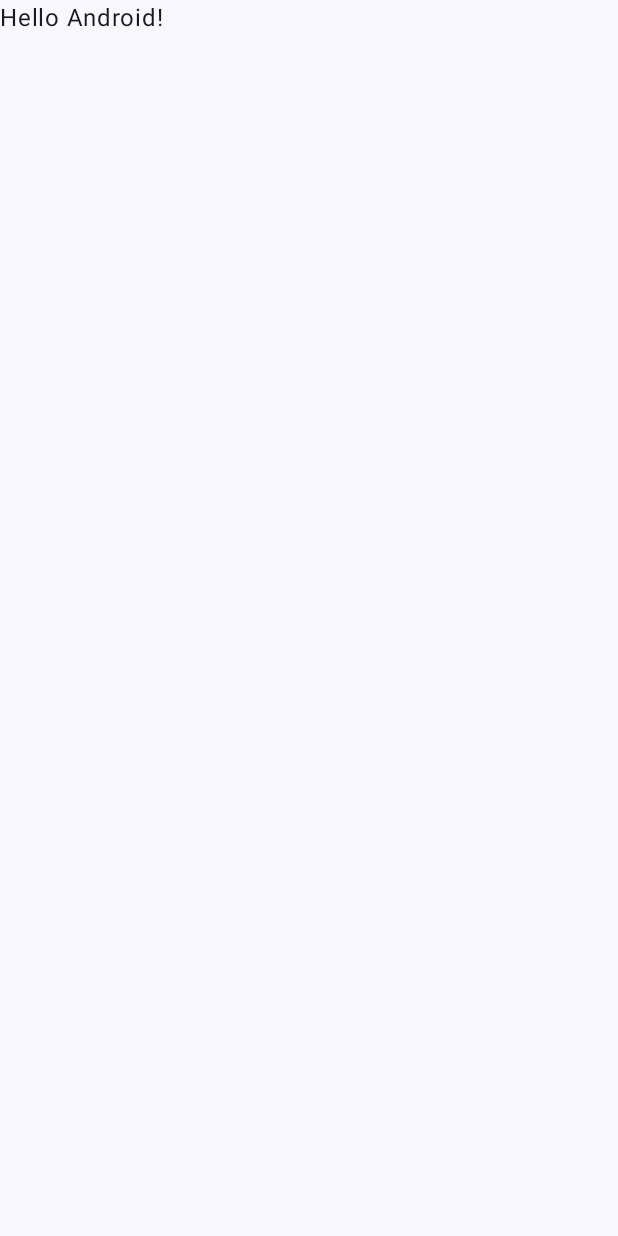
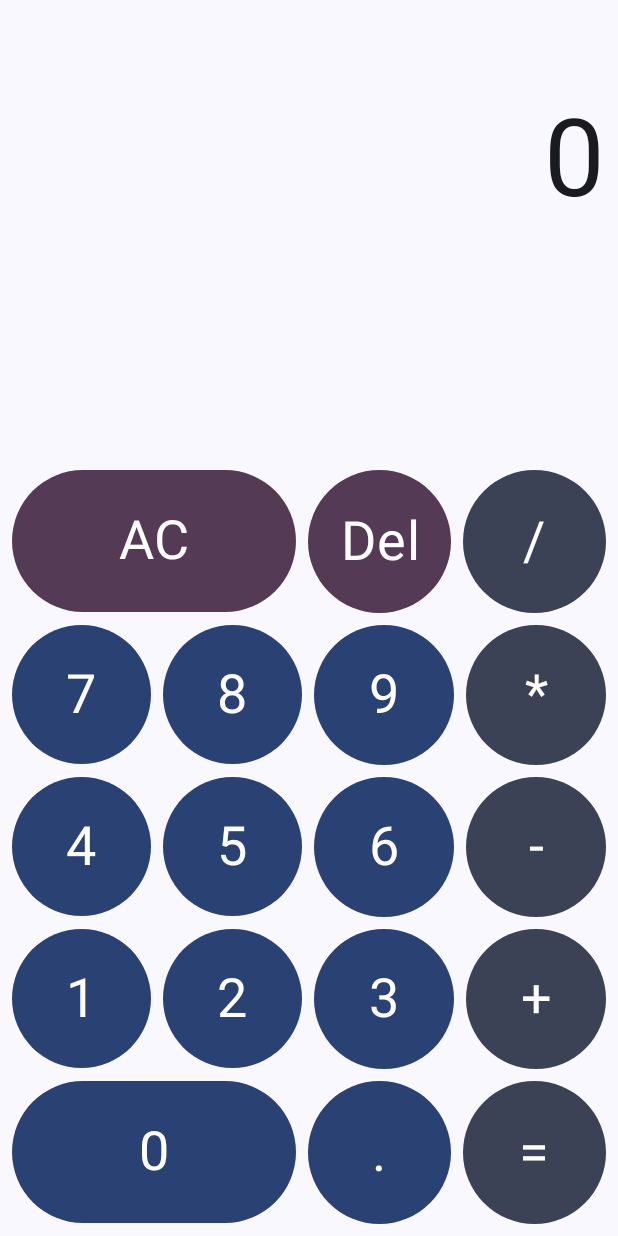
Before and after one commit to KimA-Mik/caculator, an Android app built with Jetpack Compose: the screen it shows after launch (MainActivity), on a phone screen of 412 x 824 dp. Before the commit the screen is almost empty. Run offline under Robolectric (Android 15) with nearby library versions, the phone set to English and light mode, and no system bars.

Commit message:
Implemented basic ui

```diff
--- a/app/build.gradle.kts
+++ b/app/build.gradle.kts
@@ -66,4 +66,6 @@ dependencies {
     androidTestImplementation("androidx.compose.ui:ui-test-junit4")
     debugImplementation("androidx.compose.ui:ui-tooling")
     debugImplementation("androidx.compose.ui:ui-test-manifest")
+
+    implementation("androidx.lifecycle:lifecycle-viewmodel-compose:2.6.2")
 }
--- a/app/src/main/java/ru/kima/caculator/MainActivity.kt
+++ b/app/src/main/java/ru/kima/caculator/MainActivity.kt
@@ -3,44 +3,13 @@ package ru.kima.caculator
 import android.os.Bundle
 import androidx.activity.ComponentActivity
 import androidx.activity.compose.setContent
-import androidx.compose.foundation.layout.fillMaxSize
-import androidx.compose.material3.MaterialTheme
-import androidx.compose.material3.Surface
-import androidx.compose.material3.Text
-import androidx.compose.runtime.Composable
-import androidx.compose.ui.Modifier
-import androidx.compose.ui.tooling.preview.Preview
-import ru.kima.caculator.ui.theme.CaculatorTheme
+import ru.kima.caculator.prsentation.CalculatorApp
 
 class MainActivity : ComponentActivity() {
     override fun onCreate(savedInstanceState: Bundle?) {
         super.onCreate(savedInstanceState)
         setContent {
-            CaculatorTheme {
-                // A surface container using the 'background' color from the theme
-                Surface(
-                    modifier = Modifier.fillMaxSize(),
-                    color = MaterialTheme.colorScheme.background
-                ) {
-                    Greeting("Android")
-                }
-            }
+            CalculatorApp()
         }
     }
 }
-
-@Composable
-fun Greeting(name: String, modifier: Modifier = Modifier) {
-    Text(
-        text = "Hello $name!",
-        modifier = modifier
-    )
-}
-
-@Preview(showBackground = true, widthDp = 320, heightDp = 320)
-@Composable
-fun GreetingPreview() {
-    CaculatorTheme {
-        Greeting("Android")
-    }
-}
--- /dev/null
+++ b/app/src/main/java/ru/kima/caculator/prsentation/CalculatorApp.kt
@@ -0,0 +1,29 @@
+package ru.kima.caculator.prsentation
+
+import androidx.compose.foundation.layout.fillMaxSize
+import androidx.compose.material3.MaterialTheme
+import androidx.compose.material3.Surface
+import androidx.compose.runtime.Composable
+import androidx.compose.runtime.collectAsState
+import androidx.compose.runtime.getValue
+import androidx.compose.ui.Modifier
+import androidx.compose.ui.tooling.preview.Preview
+import ru.kima.caculator.ui.theme.CaculatorTheme
+
+@Preview
+@Composable
+fun CalculatorApp(
+    viewModel: CalculatorViewModel = androidx.lifecycle.viewmodel.compose.viewModel()
+) {
+    CaculatorTheme {
+        Surface(color = MaterialTheme.colorScheme.background) {
+            val state by viewModel.state.collectAsState()
+            CalculatorScreen(
+                modifier = Modifier.fillMaxSize(),
+                state = state
+            ) { action ->
+                viewModel.onAction(action)
+            }
+        }
+    }
+}
--- /dev/null
+++ b/app/src/main/java/ru/kima/caculator/prsentation/CalculatorButton.kt
@@ -0,0 +1,52 @@
+package ru.kima.caculator.prsentation
+
+import androidx.compose.foundation.background
+import androidx.compose.foundation.clickable
+import androidx.compose.foundation.layout.Box
+import androidx.compose.foundation.layout.aspectRatio
+import androidx.compose.foundation.shape.CircleShape
+import androidx.compose.material3.MaterialTheme
+import androidx.compose.material3.Text
+import androidx.compose.runtime.Composable
+import androidx.compose.ui.Alignment
+import androidx.compose.ui.Modifier
+import androidx.compose.ui.draw.clip
+import androidx.compose.ui.text.style.TextAlign
+import androidx.compose.ui.tooling.preview.Preview
+import androidx.compose.ui.unit.sp
+import ru.kima.caculator.ui.theme.CaculatorTheme
+
+@Composable
+fun CalculatorButton(
+    modifier: Modifier = Modifier,
+    symbol: String,
+    onClick: () -> Unit
+) {
+    Box(
+        modifier = Modifier
+            .clip(CircleShape)
+            .clickable { onClick() }
+            .then(modifier),
+        contentAlignment = Alignment.Center
+    ) {
+        Text(
+            text = symbol,
+            color = MaterialTheme.colorScheme.onPrimary,
+            textAlign = TextAlign.Center,
+            fontSize = 36.sp
+        )
+    }
+}
+
+@Preview(widthDp = 64)
+@Composable
+fun ButtonPreview() {
+    CaculatorTheme {
+        CalculatorButton(
+            modifier = Modifier
+                .background(MaterialTheme.colorScheme.primary)
+                .aspectRatio(1f),
+            symbol = "+",
+            onClick = {})
+    }
+}
--- /dev/null
+++ b/app/src/main/java/ru/kima/caculator/prsentation/CalculatorButtonsGrid.kt
@@ -0,0 +1,237 @@
+package ru.kima.caculator.prsentation
+
+import android.content.res.Configuration.UI_MODE_NIGHT_YES
+import androidx.compose.foundation.background
+import androidx.compose.foundation.layout.Arrangement
+import androidx.compose.foundation.layout.Column
+import androidx.compose.foundation.layout.Row
+import androidx.compose.foundation.layout.aspectRatio
+import androidx.compose.foundation.layout.fillMaxSize
+import androidx.compose.material3.MaterialTheme
+import androidx.compose.material3.Surface
+import androidx.compose.runtime.Composable
+import androidx.compose.ui.Modifier
+import androidx.compose.ui.tooling.preview.Preview
+import androidx.compose.ui.unit.dp
+import ru.kima.caculator.domain.CalculatorAction
+import ru.kima.caculator.domain.OperationType
+import ru.kima.caculator.ui.theme.CaculatorTheme
+
+@Composable
+fun CalculatorButtonsGrid(
+    modifier: Modifier = Modifier,
+    onAction: (CalculatorAction) -> Unit
+) {
+    val horizontalArrangement = Arrangement.spacedBy(8.dp)
+    Column(
+        modifier = modifier,
+        verticalArrangement = Arrangement.spacedBy(8.dp)
+    ) {
+        Row(horizontalArrangement = horizontalArrangement) {
+            CalculatorButton(
+                symbol = "AC",
+                modifier = Modifier
+                    .background(MaterialTheme.colorScheme.tertiary)
+                    .weight(2f)
+                    .aspectRatio(2f)
+            ) {
+                onAction(CalculatorAction.Clear)
+            }
+
+            CalculatorButton(
+                symbol = "Del",
+                modifier = Modifier
+                    .background(MaterialTheme.colorScheme.tertiary)
+                    .weight(1f)
+                    .aspectRatio(1f)
+            ) {
+                onAction(CalculatorAction.Backspace)
+            }
+
+            CalculatorButton(
+                symbol = "/",
+                modifier = Modifier
+                    .background(MaterialTheme.colorScheme.secondary)
+                    .weight(1f)
+                    .aspectRatio(1f)
+            ) {
+                onAction(CalculatorAction.Operation(OperationType.DIV))
+            }
+        }
+
+        Row(horizontalArrangement = horizontalArrangement) {
+            CalculatorButton(
+                symbol = "7",
+                modifier = Modifier
+                    .background(MaterialTheme.colorScheme.primary)
+                    .weight(1f)
+                    .aspectRatio(1f)
+            ) {
+                onAction(CalculatorAction.Number(7))
+            }
+
+            CalculatorButton(
+                symbol = "8",
+                modifier = Modifier
+                    .background(MaterialTheme.colorScheme.primary)
+                    .weight(1f)
+                    .aspectRatio(1f)
+            ) {
+                onAction(CalculatorAction.Number(8))
+            }
+
+            CalculatorButton(
+                symbol = "9",
+                modifier = Modifier
+                    .background(MaterialTheme.colorScheme.primary)
+                    .weight(1f)
+                    .aspectRatio(1f)
+            ) {
+                onAction(CalculatorAction.Number(9))
+            }
+
+            CalculatorButton(
+                symbol = "*",
+                modifier = Modifier
+                    .background(MaterialTheme.colorScheme.secondary)
+                    .weight(1f)
+                    .aspectRatio(1f)
+            ) {
+                onAction(CalculatorAction.Operation(OperationType.MUL))
+            }
+        }
+
+        Row(horizontalArrangement = horizontalArrangement) {
+            CalculatorButton(
+                symbol = "4",
+                modifier = Modifier
+                    .background(MaterialTheme.colorScheme.primary)
+                    .weight(1f)
+                    .aspectRatio(1f)
+            ) {
+                onAction(CalculatorAction.Number(4))
+            }
+
+            CalculatorButton(
+                symbol = "5",
+                modifier = Modifier
+                    .background(MaterialTheme.colorScheme.primary)
+                    .weight(1f)
+                    .aspectRatio(1f)
+            ) {
+                onAction(CalculatorAction.Number(5))
+            }
+
+            CalculatorButton(
+                symbol = "6",
+                modifier = Modifier
+                    .background(MaterialTheme.colorScheme.primary)
+                    .weight(1f)
+                    .aspectRatio(1f)
+            ) {
+                onAction(CalculatorAction.Number(6))
+            }
+
+            CalculatorButton(
+                symbol = "-",
+                modifier = Modifier
+                    .background(MaterialTheme.colorScheme.secondary)
+                    .weight(1f)
+                    .aspectRatio(1f)
+            ) {
+                onAction(CalculatorAction.Operation(OperationType.SUB))
+            }
+        }
+
+        Row(horizontalArrangement = horizontalArrangement) {
+            CalculatorButton(
+                symbol = "1",
+                modifier = Modifier
+                    .background(MaterialTheme.colorScheme.primary)
+                    .weight(1f)
+                    .aspectRatio(1f)
+            ) {
+                onAction(CalculatorAction.Number(1))
+            }
+
+            CalculatorButton(
+                symbol = "2",
+                modifier = Modifier
+                    .background(MaterialTheme.colorScheme.primary)
+                    .weight(1f)
+                    .aspectRatio(1f)
+            ) {
+                onAction(CalculatorAction.Number(2))
+            }
+
+            CalculatorButton(
+                symbol = "3",
+                modifier = Modifier
+                    .background(MaterialTheme.colorScheme.primary)
+                    .weight(1f)
+                    .aspectRatio(1f)
+            ) {
+                onAction(CalculatorAction.Number(3))
+            }
+
+            CalculatorButton(
+                symbol = "+",
+                modifier = Modifier
+                    .background(MaterialTheme.colorScheme.secondary)
+                    .weight(1f)
+                    .aspectRatio(1f)
+            ) {
+                onAction(CalculatorAction.Operation(OperationType.ADD))
+            }
+        }
+
+        Row(horizontalArrangement = horizontalArrangement) {
+            CalculatorButton(
+                symbol = "0",
+                modifier = Modifier
+                    .background(MaterialTheme.colorScheme.primary)
+                    .weight(2f)
+                    .aspectRatio(2f)
+            ) {
+                onAction(CalculatorAction.Number(0))
+            }
+
+            CalculatorButton(
+                symbol = ".",
+                modifier = Modifier
+                    .background(MaterialTheme.colorScheme.primary)
+                    .weight(1f)
+                    .aspectRatio(1f)
+            ) {
+                onAction(CalculatorAction.Dot)
+            }
+
+            CalculatorButton(
+                symbol = "=",
+                modifier = Modifier
+                    .background(MaterialTheme.colorScheme.secondary)
+                    .weight(1f)
+                    .aspectRatio(1f)
+            ) {
+                onAction(CalculatorAction.Calculate)
+            }
+        }
+    }
+}
+
+
+@Preview(name = "Day Grid Preview")
+@Preview(
+    name = "Night Grid Preview",
+    uiMode = UI_MODE_NIGHT_YES
+)
+@Composable
+fun GridPreview() {
+    CaculatorTheme {
+        Surface(color = MaterialTheme.colorScheme.background) {
+            CalculatorButtonsGrid(modifier = Modifier.fillMaxSize()) {
+
+            }
+        }
+    }
+}
--- /dev/null
+++ b/app/src/main/java/ru/kima/caculator/prsentation/CalculatorDisplay.kt
@@ -0,0 +1,44 @@
+package ru.kima.caculator.prsentation
+
+import androidx.compose.foundation.layout.Box
+import androidx.compose.foundation.layout.fillMaxWidth
+import androidx.compose.material3.MaterialTheme
+import androidx.compose.material3.Surface
+import androidx.compose.material3.Text
+import androidx.compose.runtime.Composable
+import androidx.compose.ui.Alignment
+import androidx.compose.ui.Modifier
+import androidx.compose.ui.tooling.preview.Preview
+import androidx.compose.ui.unit.sp
+import ru.kima.caculator.domain.OperationType
+import ru.kima.caculator.ui.theme.CaculatorTheme
+
+@Composable
+fun CalculatorDisplay(
+    modifier: Modifier = Modifier,
+    state: CalculatorState
+) {
+    val text = if (state.firstNumber.isEmpty()) {
+        "0"
+    } else {
+        "${state.firstNumber} ${state.operation?.symbol ?: String()} ${state.secondNumber}"
+    }
+    Box(
+        modifier = modifier,
+        contentAlignment = Alignment.CenterEnd) {
+        Text(text = text, fontSize = 72.sp)
+    }
+}
+
+@Preview
+@Composable
+fun PreviewCalculatorDisplay() {
+    CaculatorTheme {
+        Surface(color = MaterialTheme.colorScheme.background) {
+            CalculatorDisplay(
+                modifier = Modifier.fillMaxWidth(),
+                state = CalculatorState("2", OperationType.ADD, "256")
+            )
+        }
+    }
+}
--- /dev/null
+++ b/app/src/main/java/ru/kima/caculator/prsentation/CalculatorScreen.kt
@@ -0,0 +1,59 @@
+package ru.kima.caculator.prsentation
+
+import android.content.res.Configuration
+import androidx.compose.foundation.layout.Arrangement
+import androidx.compose.foundation.layout.Column
+import androidx.compose.foundation.layout.fillMaxSize
+import androidx.compose.foundation.layout.fillMaxWidth
+import androidx.compose.foundation.layout.padding
+import androidx.compose.material3.MaterialTheme
+import androidx.compose.material3.Surface
+import androidx.compose.runtime.Composable
+import androidx.compose.ui.Modifier
+import androidx.compose.ui.tooling.preview.Preview
+import androidx.compose.ui.unit.dp
+import ru.kima.caculator.domain.CalculatorAction
+import ru.kima.caculator.ui.theme.CaculatorTheme
+
+@Composable
+fun CalculatorScreen(
+    modifier: Modifier = Modifier,
+    state: CalculatorState,
+    onAction: (CalculatorAction) -> Unit
+) {
+    Column(
+        modifier = modifier,
+        verticalArrangement = Arrangement.SpaceBetween
+    ) {
+        CalculatorDisplay(
+            modifier = Modifier
+                .fillMaxWidth()
+                .padding(top = 64.dp, end = 8.dp),
+            state = state
+        )
+        CalculatorButtonsGrid(
+            modifier = Modifier.padding(8.dp),
+            onAction = onAction
+        )
+    }
+}
+
+
+@Preview(name = "Day calculator screen preview")
+@Preview(
+    name = "Night calculator screen preview",
+    uiMode = Configuration.UI_MODE_NIGHT_YES
+)
+@Composable
+fun CalculatorScreenPreview() {
+    CaculatorTheme {
+        Surface(color = MaterialTheme.colorScheme.background) {
+            CalculatorScreen(
+                modifier = Modifier.fillMaxSize(),
+                CalculatorState()
+            ) {
+
+            }
+        }
+    }
+}
--- /dev/null
+++ b/app/src/main/java/ru/kima/caculator/prsentation/CalculatorState.kt
@@ -0,0 +1,9 @@
+package ru.kima.caculator.prsentation
+
+import ru.kima.caculator.domain.OperationType
+
+data class CalculatorState(
+    val firstNumber: String = String(),
+    val operation: OperationType? = null,
+    val secondNumber: String = String()
+)
```
Also changed, not shown: app/src/main/java/ru/kima/caculator/domain/CalculatorAction.kt (added, +10 -0 lines), app/src/main/java/ru/kima/caculator/domain/OperationType.kt (added, +8 -0 lines), app/src/main/java/ru/kima/caculator/prsentation/CalculatorViewModel.kt (added, +47 -0 lines), 1 other file.
